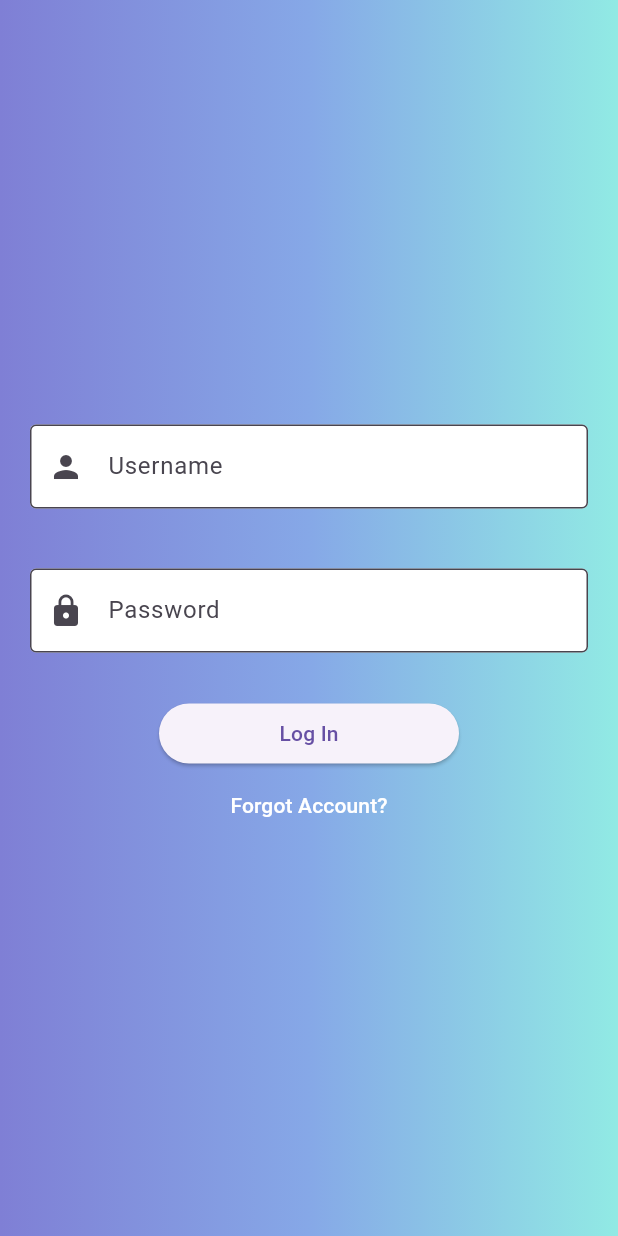
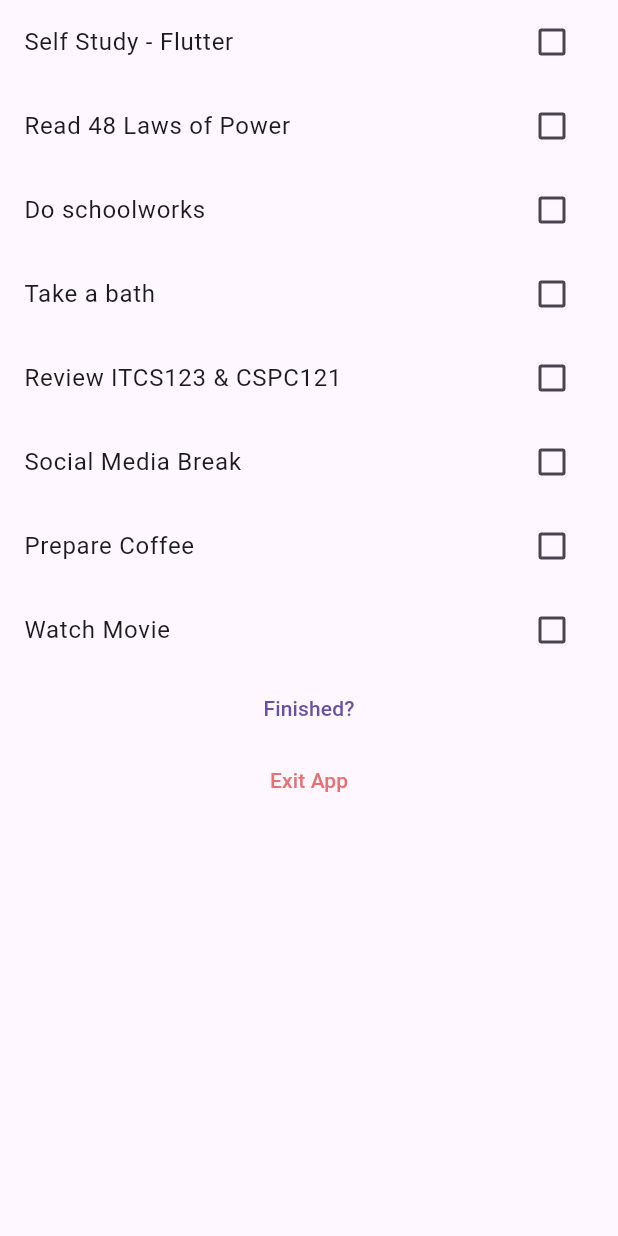
Before and after one commit to christiandarvs/Daily_Study, a Flutter app: the screen it shows after launch, on a phone screen of 412 x 824 dp. Run offline on Flutter 3.47's test engine with Material 2 defaults, Android fonts, the phone set to English and light mode, and no system bars; our stand-ins replace google_fonts.

Commit message:
add march_five study - list tile checkbox

```diff
--- a/lib/main.dart
+++ b/lib/main.dart
@@ -1,4 +1,4 @@
-import 'package:daily_study/march_four.dart';
+import 'package:daily_study/march_five.dart';
 import 'package:flutter/material.dart';
 
 void main() => runApp(const MyApp());
@@ -12,7 +12,7 @@ class MyApp extends StatelessWidget {
       debugShowCheckedModeBanner: false,
       theme: ThemeData(useMaterial3: true),
       title: 'Material App',
-      home: const March4(),
+      home: const March5(),
     );
   }
 }
--- /dev/null
+++ b/lib/march_five.dart
@@ -0,0 +1,92 @@
+import 'package:flutter/material.dart';
+import 'package:flutter/services.dart';
+
+class March5 extends StatelessWidget {
+  const March5({super.key});
+
+  @override
+  Widget build(BuildContext context) {
+    return Scaffold(
+      body: SafeArea(
+          child: Center(
+        child: Column(
+          // mainAxisAlignment: MainAxisAlignment.center,
+          children: [
+            const ListTileCheckBoxWidget(taskTitle: 'Self Study - Flutter'),
+            const ListTileCheckBoxWidget(taskTitle: 'Read 48 Laws of Power'),
+            const ListTileCheckBoxWidget(taskTitle: 'Do schoolworks'),
+            const ListTileCheckBoxWidget(taskTitle: 'Take a bath'),
+            const ListTileCheckBoxWidget(taskTitle: 'Review ITCS123 & CSPC121'),
+            const ListTileCheckBoxWidget(taskTitle: 'Social Media Break'),
+            const ListTileCheckBoxWidget(taskTitle: 'Prepare Coffee'),
+            const ListTileCheckBoxWidget(taskTitle: 'Watch Movie'),
+            TextButton(
+                onPressed: (() {
+                  showFinish(context);
+                }),
+                child: const Text('Finished?')),
+            TextButton(
+                onPressed: (() {
+                  SystemNavigator.pop();
+                }),
+                child: Text(
+                  'Exit App',
+                  style: TextStyle(color: Colors.red.shade300),
+                ))
+          ],
+        ),
+      )),
+    );
+  }
+
+  void showFinish(BuildContext context) {
+    showDialog(
+        context: context,
+        builder: ((context) {
+          return AlertDialog(
+            title: const Text('Well done!'),
+            actions: [
+              TextButton(
+                  onPressed: (() {
+                    Navigator.pop(context);
+                  }),
+                  child: const Text('OK'))
+            ],
+          );
+        }));
+  }
+}
+
+class ListTileCheckBoxWidget extends StatefulWidget {
+  final String taskTitle;
+  const ListTileCheckBoxWidget({super.key, required this.taskTitle});
+
+  @override
+  State<ListTileCheckBoxWidget> createState() => _ListTileCheckBoxWidgetState();
+}
+
+class _ListTileCheckBoxWidgetState extends State<ListTileCheckBoxWidget> {
+  bool isPressed = false;
+
+  @override
+  Widget build(BuildContext context) {
+    return CheckboxListTile(
+      activeColor: Colors.blueGrey,
+      value: isPressed,
+      onChanged: ((value) {
+        setState(() {
+          isPressed = !isPressed;
+        });
+      }),
+      title: isPressed
+          ? Text(
+              widget.taskTitle,
+              style: const TextStyle(
+                decoration: TextDecoration.lineThrough,
+                decorationThickness: 1.5,
+              ),
+            )
+          : Text(widget.taskTitle),
+    );
+  }
+}
```
